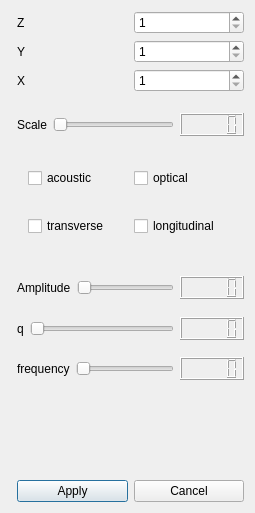
Qt form SiliconVisualizer/DialogSizeScatter.ui (epanteleev/SiliconVisualiser) before a commit.
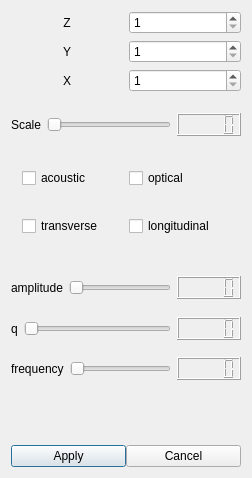
The same form after that commit.

Diff of the .ui file:
```diff
--- a/SiliconVisualizer/DialogSizeScatter.ui
+++ b/SiliconVisualizer/DialogSizeScatter.ui
@@ -6,8 +6,8 @@
    <rect>
     <x>0</x>
     <y>0</y>
-    <width>255</width>
-    <height>513</height>
+    <width>252</width>
+    <height>478</height>
    </rect>
   </property>
   <property name="sizePolicy">
@@ -22,12 +22,18 @@
   <property name="sizeGripEnabled">
    <bool>false</bool>
   </property>
-  <layout class="QHBoxLayout" name="horizontalLayout_8">
-   <item>
+  <layout class="QGridLayout" name="gridLayout_2">
+   <item row="0" column="0">
     <layout class="QFormLayout" name="formLayout">
      <property name="fieldGrowthPolicy">
       <enum>QFormLayout::AllNonFixedFieldsGrow</enum>
      </property>
+     <property name="horizontalSpacing">
+      <number>0</number>
+     </property>
+     <property name="verticalSpacing">
+      <number>0</number>
+     </property>
      <property name="topMargin">
       <number>0</number>
      </property>
@@ -67,6 +73,9 @@
            <property name="text">
             <string>X</string>
            </property>
+           <property name="alignment">
+            <set>Qt::AlignCenter</set>
+           </property>
           </widget>
          </item>
          <item row="1" column="0">
@@ -74,6 +83,9 @@
            <property name="text">
             <string>Y</string>
            </property>
+           <property name="alignment">
+            <set>Qt::AlignCenter</set>
+           </property>
           </widget>
          </item>
          <item row="0" column="0">
@@ -81,6 +93,9 @@
            <property name="text">
             <string>Z</string>
            </property>
+           <property name="alignment">
+            <set>Qt::AlignCenter</set>
+           </property>
           </widget>
          </item>
         </layout>
@@ -219,7 +234,7 @@
          <item>
           <widget class="QLabel" name="amplitude">
            <property name="text">
-            <string>Amplitude</string>
+            <string>amplitude</string>
            </property>
           </widget>
          </item>
@@ -293,6 +308,9 @@
      </item>
      <item row="2" column="1">
       <layout class="QHBoxLayout" name="horizontalLayout_7">
+       <property name="spacing">
+        <number>0</number>
+       </property>
        <property name="topMargin">
         <number>6</number>
        </property>
```
Left out of the diff: 26 changed lines with no effect on the pictures.
